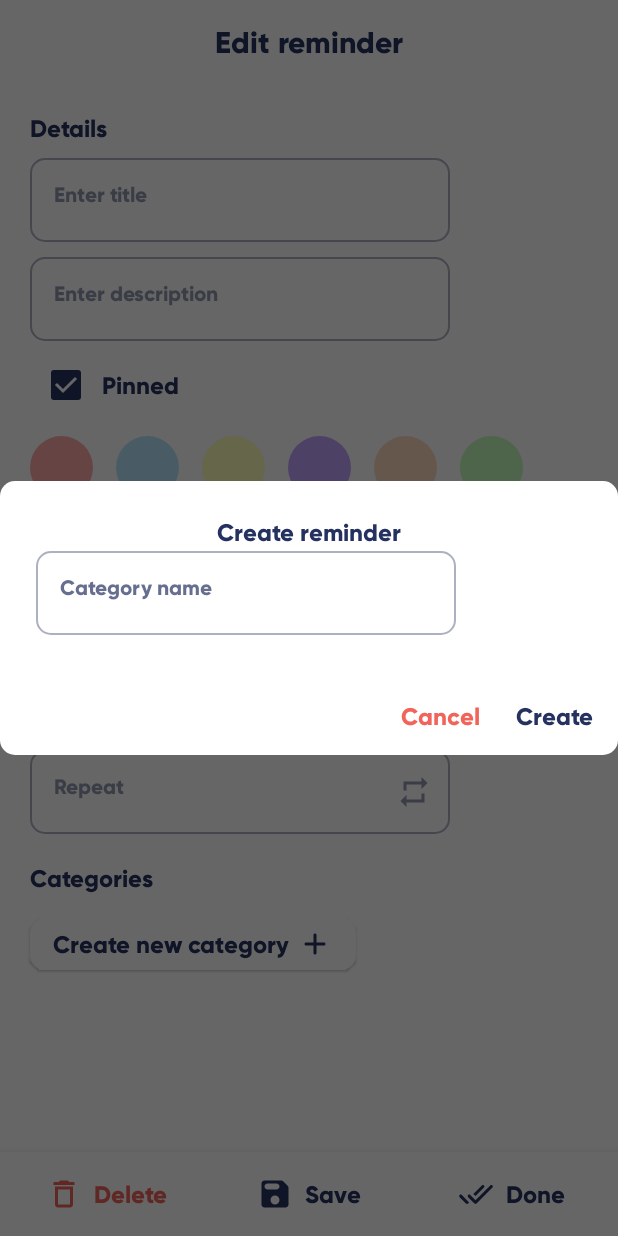
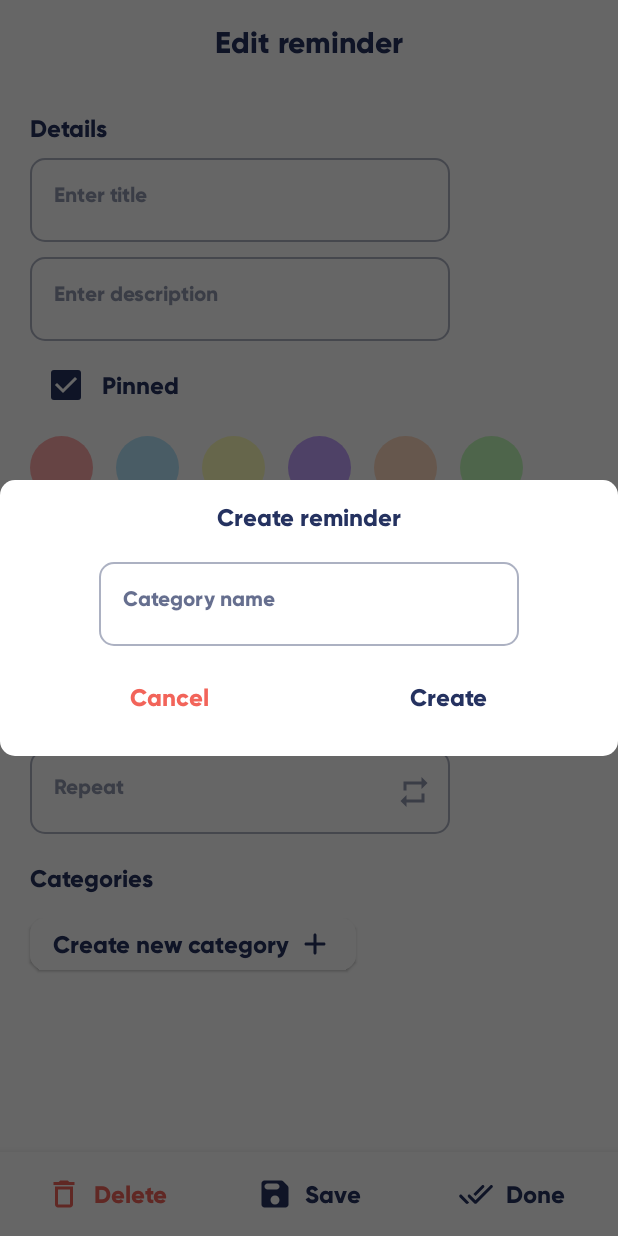
Before and after one commit to daniatitienei/reeme, an Android app built with Jetpack Compose: the composable EditReminderScreen shown on its own in the app's theme, after a tap on "Create new category", on a phone screen of 412 x 824 dp. Run offline under Robolectric (Android 15) with nearby library versions, the phone set to English and light mode, and no system bars; our stand-ins replace Dagger/Hilt's generated code, accompanist; libraries missing offline, so code that uses them is left out: com.squareup.sqldelight; 8 statements that could not run were skipped; 1 other tap on this screen came first.

Commit message:
New category bug fixed and outlined text field from create category alert is now centered

```diff
--- a/app/src/main/java/com/atitienei_daniel/reeme/ui/screens/edit_reminder/EditReminderScreen.kt
+++ b/app/src/main/java/com/atitienei_daniel/reeme/ui/screens/edit_reminder/EditReminderScreen.kt
@@ -36,7 +36,6 @@ import com.atitienei_daniel.reeme.ui.utils.enums.ReminderRepeatTypes
 import com.google.accompanist.flowlayout.FlowRow
 import kotlinx.coroutines.flow.collect
 
-/* FIXME When adding a category it doesn't appears instantly */
 @ExperimentalAnimationApi
 @ExperimentalMaterialApi
 @Composable
@@ -254,7 +253,6 @@ fun EditReminderScreen(
     }
 }
 
-/* FIXME Center vertically outlined text field */
 @Composable
 private fun CreateCategoryAlertDialog(
     onEvent: (EditReminderEvents) -> Unit,
@@ -266,35 +264,20 @@ private fun CreateCategoryAlertDialog(
         onDismissRequest = {
             onEvent(EditReminderEvents.DismissCreateCategoryAlert)
         },
-        title = {
+        buttons = {
+            Column(
+                modifier = Modifier.fillMaxWidth().padding(horizontal = 20.dp, vertical = 15.dp),
+                horizontalAlignment = Alignment.CenterHorizontally
+            ) {
                 Box(
                     modifier = Modifier
-                    .fillMaxSize()
+                        .fillMaxWidth()
                         .wrapContentWidth(align = Alignment.CenterHorizontally)
                 ) {
                     Text(text = "Create reminder")
                 }
-        },
-        confirmButton = {
-            TextButton(
-                onClick = {
-                    categories.add(newCategoryTitle)
-                    onEvent(EditReminderEvents.InsertCategory(categories = categories))
-                },
-            ) {
-                Text(text = "Create", color = MaterialTheme.colors.primary)
-            }
-        },
-        dismissButton = {
-            TextButton(
-                onClick = {
-                    onEvent(EditReminderEvents.DismissCreateCategoryAlert)
-                },
-            ) {
-                Text(text = "Cancel", color = Red900)
-            }
-        },
-        text = {
+
+                Spacer(modifier = Modifier.height(20.dp))
                 OutlinedTextField(
                     value = newCategoryTitle,
                     onValueChange = onValueChange,
@@ -306,6 +289,34 @@ private fun CreateCategoryAlertDialog(
                         )
                     }
                 )
+
+                Spacer(modifier = Modifier.height(10.dp))
+
+                Row(
+                    modifier = Modifier.fillMaxWidth(),
+                    horizontalArrangement = Arrangement.Center
+                ) {
+                    TextButton(
+                        onClick = {
+                            onEvent(EditReminderEvents.DismissCreateCategoryAlert)
+                        },
+                        modifier = Modifier.weight(1f)
+                    ) {
+                        Text(text = "Cancel", color = Red900)
+                    }
+
+                    TextButton(
+                        onClick = {
+                            categories.add(newCategoryTitle)
+                            onValueChange("")
+                            onEvent(EditReminderEvents.InsertCategory(categories = categories))
+                        },
+                        modifier = Modifier.weight(1f)
+                    ) {
+                        Text(text = "Create", color = MaterialTheme.colors.primary)
+                    }
+                }
+            }
         }
     )
 }
@@ -493,7 +504,7 @@ private fun Categories(
             crossAxisSpacing = 10.dp,
             mainAxisSpacing = 10.dp
         ) {
-            if (categories.isNotEmpty())
+
             repeat(categories.size) { index ->
                 val isSelected = selectedCategories.contains(categories[index])
 
@@ -501,7 +512,6 @@ private fun Categories(
 
                 val textColor by animateColorAsState(targetValue = if (isSelected) MaterialTheme.colors.background else MaterialTheme.colors.primary)
 
-                    if (index != categories.size - 1)
                 Card(
                     onClick = {
                         onCategoryClick(index, isSelected)
@@ -519,31 +529,8 @@ private fun Categories(
                         )
                     }
                 }
-                    else
-                        Card(
-                            onClick = { onEvent(EditReminderEvents.OpenCreateCategoryAlertDialog) }
-                        ) {
-                            Row(
-                                modifier = Modifier
-                                    .clip(MaterialTheme.shapes.medium)
-                                    .background(MaterialTheme.colors.background)
-                                    .padding(horizontal = 15.dp, vertical = 5.dp),
-                                verticalAlignment = Alignment.CenterVertically
-                            ) {
-                                Text(
-                                    text = "Create new category",
-                                    color = textColor
-                                )
-                                Spacer(modifier = Modifier.width(5.dp))
-                                Icon(
-                                    Icons.Rounded.Add,
-                                    contentDescription = null,
-                                    tint = MaterialTheme.colors.primary
-                                )
             }
-                        }
-                }
-            else
+
             Card(
                 onClick = { onEvent(EditReminderEvents.OpenCreateCategoryAlertDialog) }
             ) {
--- a/app/src/main/java/com/atitienei_daniel/reeme/ui/screens/edit_reminder/EditReminderViewModel.kt
+++ b/app/src/main/java/com/atitienei_daniel/reeme/ui/screens/edit_reminder/EditReminderViewModel.kt
@@ -23,7 +23,7 @@ import javax.inject.Inject
 class EditReminderViewModel @Inject constructor(
     private val savedStateHandle: SavedStateHandle,
     private val repository: RemindersDataSource,
-    private val storeCategories: StoreCategories
+    private val storeCategories: StoreCategories,
 ) : ViewModel() {
 
     private var _uiEvent = MutableSharedFlow<UiEvent>()
@@ -120,6 +120,7 @@ class EditReminderViewModel @Inject constructor(
             }
             is EditReminderEvents.InsertCategory -> {
                 insertCategory(event.categories)
+                sendUiEvent(UiEvent.AlertDialog(isOpen = false))
             }
             is EditReminderEvents.OnDoneClick -> {
                 isDone = !isDone
```
Lines whose indentation alone changed are shown as unchanged.
